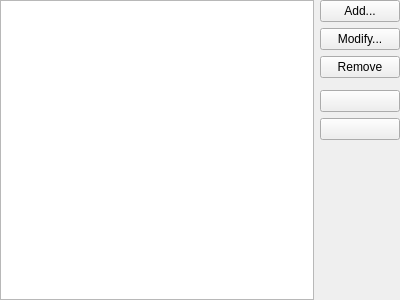
Qt form src/widgets/configuredialog/configureaccountserverwidget.ui (KDE/ruqola) before a commit.
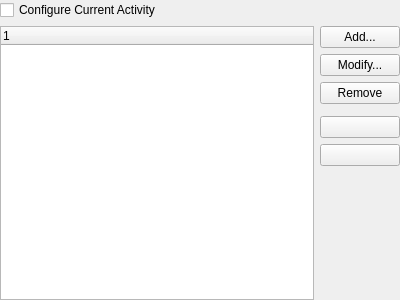
The same form after that commit. Custom widgets are drawn as their Qt base class.

The edit to the form file:
```diff
--- a/src/widgets/configuredialog/configureaccountserverwidget.ui
+++ b/src/widgets/configuredialog/configureaccountserverwidget.ui
@@ -28,10 +28,7 @@
    <property name="bottomMargin">
     <number>0</number>
    </property>
-   <item row="0" column="0" rowspan="2">
-    <widget class="AccountServerListWidget" name="accountServerListwidget"/>
-   </item>
-   <item row="0" column="1">
+   <item row="1" column="1">
     <layout class="QVBoxLayout" name="verticalLayout">
      <item>
       <widget class="QPushButton" name="addServer">
@@ -73,7 +70,7 @@
      </item>
     </layout>
    </item>
-   <item row="1" column="1">
+   <item row="2" column="1">
     <spacer name="verticalSpacer">
      <property name="orientation">
       <enum>Qt::Vertical</enum>
@@ -86,6 +83,16 @@
      </property>
     </spacer>
    </item>
+   <item row="1" column="0" rowspan="2">
+    <widget class="AccountServerTreeWidget" name="accountServerTreeWidget"/>
+   </item>
+   <item row="0" column="0">
+    <widget class="QCheckBox" name="configureCurrentActivity">
+     <property name="text">
+      <string>Configure Current Activity</string>
+     </property>
+    </widget>
+   </item>
   </layout>
  </widget>
  <customwidgets>
@@ -95,9 +102,9 @@
    <header>kseparator.h</header>
   </customwidget>
   <customwidget>
-   <class>AccountServerListWidget</class>
-   <extends>QListWidget</extends>
-   <header>configuredialog/accountserverlistwidget.h</header>
+   <class>AccountServerTreeWidget</class>
+   <extends>QTreeWidget</extends>
+   <header>configuredialog/accountservertreewidget.h</header>
   </customwidget>
  </customwidgets>
  <resources/>
```
Left out of the diff: 8 changed lines with no effect on the pictures.
